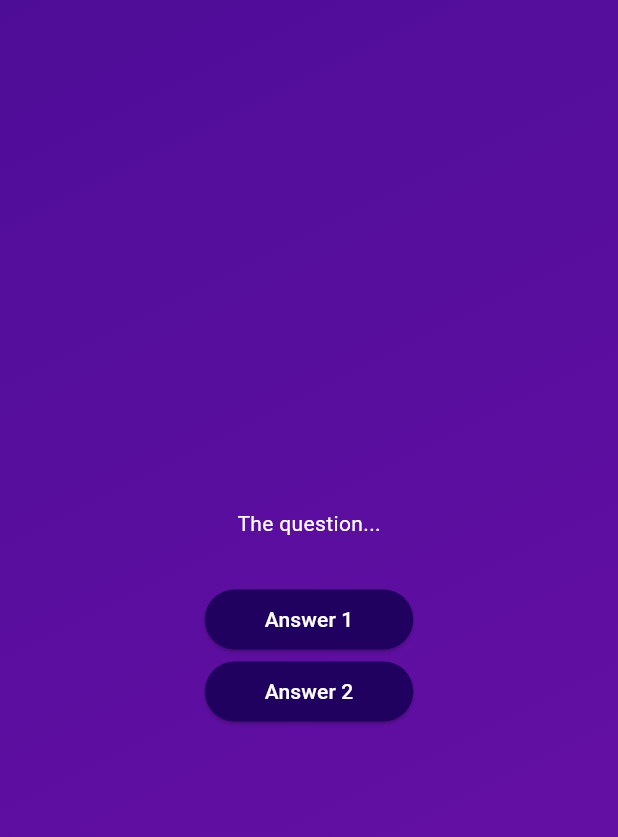
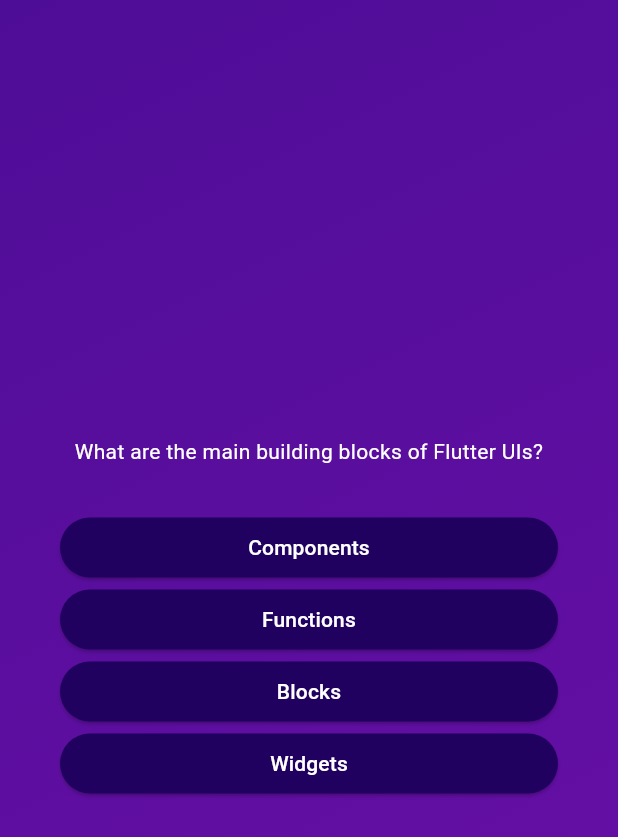
Before and after one commit to andrewhoncharenko/quiz, a Flutter app: the screen it shows after launch, after a tap on "Start quiz", on a phone screen of 412 x 824 dp. Shown: the top 837 px of the screen. Run offline on Flutter 3.47's test engine with Material 3 defaults, Android fonts, the phone set to English and light mode, and no system bars.

Commit message:
answer question handle

```diff
--- a/lib/answer_button.dart
+++ b/lib/answer_button.dart
@@ -16,7 +16,7 @@ class AnswerButton extends StatelessWidget {
         foregroundColor: Colors.white,
         shape: RoundedRectangleBorder(borderRadius: BorderRadius.circular(40)),
       ),
-      child: Text(answerText),
+      child: Text(answerText, textAlign: TextAlign.center),
     );
   }
 }
--- a/lib/models/quiz_question.dart
+++ b/lib/models/quiz_question.dart
@@ -3,4 +3,10 @@ class QuizQuestion {
   final List<String> answers;
 
   const QuizQuestion(this.text, this.answers);
+
+  List<String> getShuffledAnswers() {
+    final List<String> shuffledList = List.of(answers);
+    shuffledList.shuffle();
+    return shuffledList;
+  }
 }
--- a/lib/questions_screen.dart
+++ b/lib/questions_screen.dart
@@ -1,6 +1,8 @@
 import 'package:flutter/material.dart';
 
+import "package:quiz/data/questions.dart";
 import 'package:quiz/answer_button.dart';
+import 'package:quiz/models/quiz_question.dart';
 
 class QuestionsScreen extends StatefulWidget {
   const QuestionsScreen({super.key});
@@ -12,18 +14,36 @@ class QuestionsScreen extends StatefulWidget {
 }
 
 class _QuestionsScreenState extends State<QuestionsScreen> {
+  int currentQuestionIndex = 0;
+
+  void answerQuestion() {
+    setState(() {
+      currentQuestionIndex++;
+    });
+  }
+
   @override
   Widget build(context) {
+    QuizQuestion currentQuestion = questions[currentQuestionIndex];
     return SizedBox(
       width: double.infinity,
-      child: Column(
-        mainAxisAlignment: MainAxisAlignment.center,
-        children: [
-          const Text("The question...", style: TextStyle(color: Colors.white)),
-          const SizedBox(height: 30),
-          AnswerButton("Answer 1", () {}),
-          AnswerButton("Answer 2", () {}),
-        ],
+      child: Container(
+        margin: const EdgeInsets.all(40),
+        child: Column(
+          mainAxisAlignment: MainAxisAlignment.center,
+          crossAxisAlignment: CrossAxisAlignment.stretch,
+          children: [
+            Text(
+              currentQuestion.text,
+              style: TextStyle(color: Colors.white),
+              textAlign: TextAlign.center,
+            ),
+            const SizedBox(height: 30),
+            ...currentQuestion.getShuffledAnswers().map((answer) {
+              return AnswerButton(answer, answerQuestion);
+            }),
+          ],
+        ),
       ),
     );
   }
```
